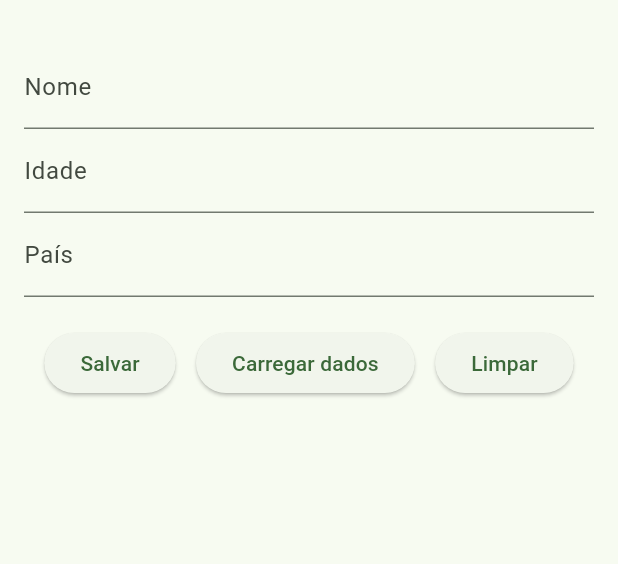
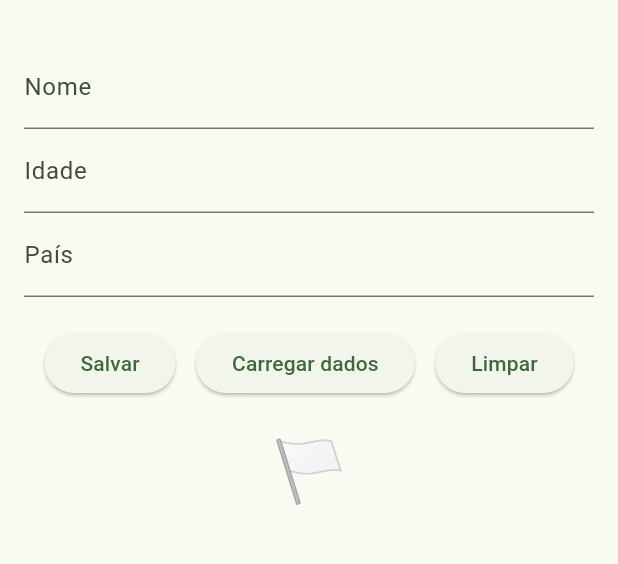
Before and after one commit to raquel1s/cadastrarViajante, a Flutter app: the screen it shows after launch, after a tap on "Limpar", on a phone screen of 412 x 824 dp, the part 63-627 px from its top. Run offline on Flutter 3.47's test engine with Material 3 defaults, Android fonts, the phone set to English and light mode, and no system bars; our stand-ins replace shared_preferences.

```diff
--- a/lib/screens/cadastro_viajante.dart
+++ b/lib/screens/cadastro_viajante.dart
@@ -9,7 +9,6 @@ class CadastroViajante extends StatefulWidget {
 }
 
 class _CadastroViajanteState extends State<CadastroViajante> {
-
   static const userNomeKey = 'usernome';
   static const userIdadeKey = 'useridade';
   static const userPaisKey = 'userpais';
@@ -19,7 +18,7 @@ class _CadastroViajanteState extends State<CadastroViajante> {
   final TextEditingController _paisController = TextEditingController();
 
   @override
-  void initState(){
+  void initState() {
     super.initState();
     _loadUserData();
   }
@@ -27,10 +26,7 @@ class _CadastroViajanteState extends State<CadastroViajante> {
   @override
   Widget build(BuildContext context) {
     return Scaffold(
-      appBar: AppBar(
-        title: Text('Cadastrar Viajante'),
-        centerTitle: true,
-      ),
+      appBar: AppBar(title: Text('Cadastrar Viajante'), centerTitle: true),
       body: Padding(
         padding: EdgeInsets.all(16.0),
         child: Column(
@@ -47,39 +43,52 @@ class _CadastroViajanteState extends State<CadastroViajante> {
               controller: _paisController,
               decoration: InputDecoration(labelText: 'País'),
             ),
-            SizedBox(height: 20,),
+            SizedBox(height: 20),
             Row(
               mainAxisAlignment: MainAxisAlignment.spaceEvenly,
               children: [
-                ElevatedButton(
-                  onPressed: _saveUserData,
-                  child: Text('Salvar')
-                ),
+                ElevatedButton(onPressed: _saveUserData, child: Text('Salvar')),
                 ElevatedButton(
                   onPressed: _loadUserData,
-                  child: Text('Carregar dados')
+                  child: Text('Carregar dados'),
                 ),
                 ElevatedButton(
                   onPressed: _clearUserData,
-                  child: Text('Limpar')
+                  child: Text('Limpar'),
                 ),
               ],
-            )
+            ),
+            SizedBox(height: 20),
+            Text(
+              bandeira(_paisController.text),
+              style: TextStyle(fontSize: 40),
+            ),
           ],
         ),
-      )
+      ),
     );
   }
 
-  void bandeira(){
-    final pais = _paisController.text;
-
-    switch(pais){
-      case "Brasil": ;
+  String bandeira(String pais) {
+    switch (pais.toLowerCase()) {
+      case "brasil":
+        return 'br';
+      case "frança":
+        return '🇫🇷';
+      case "itália":
+        return '🇮🇹';
+      case "austrália":
+        return '🇦🇺';
+      case "alemanha":
+        return '🇩🇪';
+      case "croácia":
+        return '🇭🇷';
+      default:
+        return '🏳️';
     }
   }
 
-  Future<void> _loadUserData() async{
+  Future<void> _loadUserData() async {
     final preferencias = await SharedPreferences.getInstance();
 
     setState(() {
@@ -89,7 +98,7 @@ class _CadastroViajanteState extends State<CadastroViajante> {
     });
   }
 
-  void _saveUserData() async{
+  void _saveUserData() async {
     String nome = _nomeController.text;
     int idade = int.tryParse(_idadeController.text) ?? 0;
     String pais = _paisController.text;
@@ -101,9 +110,11 @@ class _CadastroViajanteState extends State<CadastroViajante> {
     await preferencias.setString(userPaisKey, pais);
   }
 
-  void _clearUserData(){
+  void _clearUserData() {
+    setState(() {
     _nomeController.clear();
     _idadeController.clear();
     _paisController.clear();
+    });
   }
 }
```
